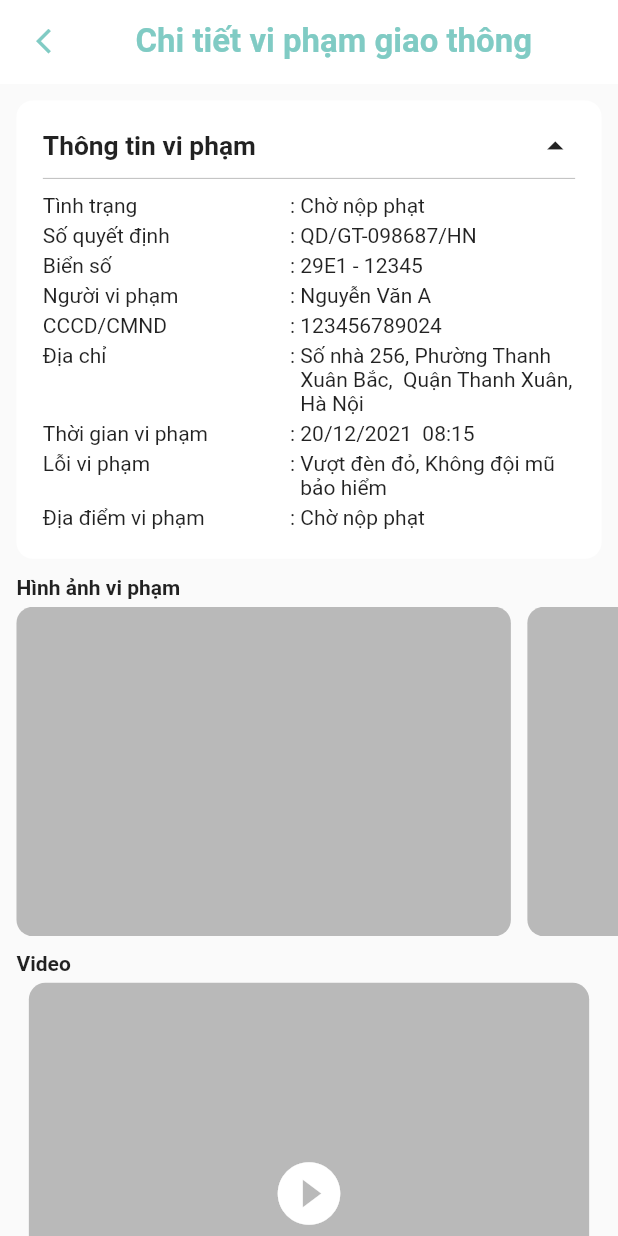
After one commit to Ngoc-Canh/demo_app, a Flutter app: the VPGTScreen screen opened by its route, after a tap on "Vượt đèn đỏ, Không đội mũ bảo hiểm", on a phone screen of 412 x 824 dp. The commit adds this screen. Run offline on Flutter 3.47's test engine with Material 2 defaults, Android fonts, the phone set to English and light mode, and no system bars.

Commit message:
- man hinh chi tiet vi pham giao thong

```diff
--- a/lib/components/item_violation.dart
+++ b/lib/components/item_violation.dart
@@ -1,3 +1,4 @@
+import 'package:demo_app/screen/detail_violation/detail_violation_screen.dart';
 import 'package:flutter/material.dart';
 
 import '../size_config.dart';
@@ -13,9 +14,12 @@ class ItemViolation extends StatelessWidget {
       margin: EdgeInsets.symmetric(vertical: getProportionateScreenWidth(10)),
       decoration: BoxDecoration(
         borderRadius: BorderRadius.circular(10),
-        boxShadow: const [
-          BoxShadow(color: Colors.black38, blurRadius: 2)
-        ],
+        boxShadow: const [BoxShadow(color: Colors.black38, blurRadius: 2)],
+      ),
+      child: InkWell(
+        onTap: () => Navigator.pushNamed(
+          context,
+          DetailViolationScreen.routerName,
         ),
         child: Column(
           children: [
@@ -160,6 +164,7 @@ class ItemViolation extends StatelessWidget {
             )
           ],
         ),
+      ),
     );
   }
 }
--- a/lib/routers.dart
+++ b/lib/routers.dart
@@ -1,4 +1,5 @@
 import 'package:demo_app/screen/citizen_service/citizen_service_screen.dart';
+import 'package:demo_app/screen/detail_violation/detail_violation_screen.dart';
 import 'package:demo_app/screen/feedback_history/feedback_history_screen.dart';
 import 'package:demo_app/screen/home/home_screen.dart';
 import 'package:demo_app/screen/login/login_screen.dart';
@@ -17,4 +18,5 @@ final Map<String, WidgetBuilder> routers = {
   LoginScreen.routerName: (context) => const LoginScreen(),
   CitizenServiceScreen.routerName: (context) => const CitizenServiceScreen(),
   FeedbackHistoryScreen.routerName: (context) => const FeedbackHistoryScreen(),
+  DetailViolationScreen.routerName: (context) => const DetailViolationScreen(),
 };
--- /dev/null
+++ b/lib/screen/detail_violation/components/body.dart
@@ -0,0 +1,107 @@
+import 'package:demo_app/screen/detail_violation/components/video_view.dart';
+import 'package:demo_app/size_config.dart';
+
+import 'package:flutter/material.dart';
+
+import 'collapse_expand_view.dart';
+import 'detail_payment.dart';
+import 'image_list.dart';
+
+class BodyDetailViolation extends StatelessWidget {
+  const BodyDetailViolation({Key? key}) : super(key: key);
+
+  @override
+  Widget build(BuildContext context) {
+    return SingleChildScrollView(
+      scrollDirection: Axis.vertical,
+      child: Column(
+        children: [
+          Container(
+            margin: EdgeInsets.all(
+              getProportionateScreenWidth(10),
+            ),
+            padding: EdgeInsets.all(
+              getProportionateScreenWidth(16),
+            ),
+            decoration: BoxDecoration(
+                borderRadius: BorderRadius.circular(
+                  getProportionateScreenWidth(10),
+                ),
+                color: Colors.white),
+            child: const CollapseExpandComponent(),
+          ),
+          Padding(
+            padding: EdgeInsets.only(left: getProportionateScreenWidth(10)),
+            child: Row(
+              children: const [
+                Text(
+                  "Hình ảnh vi phạm",
+                  style: TextStyle(fontWeight: FontWeight.bold),
+                ),
+              ],
+            ),
+          ),
+          const SizedBox(height: 5),
+          const ImageList(),
+          const SizedBox(height: 10),
+          Padding(
+            padding: EdgeInsets.only(left: getProportionateScreenWidth(10)),
+            child: Row(
+              children: const [
+                Text(
+                  "Video",
+                  style: TextStyle(fontWeight: FontWeight.bold),
+                ),
+              ],
+            ),
+          ),
+          const SizedBox(height: 5),
+          const VideoView(),
+          const SizedBox(height: 10),
+          const DetailPayment(),
+          Container(
+            padding: EdgeInsets.all(
+              getProportionateScreenWidth(16),
+            ),
+            margin: EdgeInsets.all(
+              getProportionateScreenWidth(10),
+            ),
+            decoration: BoxDecoration(
+              color: Colors.white,
+              borderRadius: BorderRadius.circular(
+                getProportionateScreenWidth(10),
+              ),
+            ),
+            child: Column(
+              children: [
+                Row(
+                  mainAxisAlignment: MainAxisAlignment.spaceBetween,
+                  children: [
+                    const Text("Biên bản/Quyết định xử phạt"),
+                    Container(
+                      padding: EdgeInsets.all(
+                        getProportionateScreenWidth(5),
+                      ),
+                      decoration: BoxDecoration(
+                        borderRadius: BorderRadius.circular(2),
+                        border: Border.all(color: Colors.tealAccent.shade200),
+                      ),
+                      child: Text(
+                        "Chi tiết biên bản",
+                        style: TextStyle(
+                          fontSize: getProportionateScreenWidth(10),
+                          fontWeight: FontWeight.bold,
+                        ),
+                      ),
+                    ),
+                  ],
+                )
+              ],
+            ),
+          ),
+          const SizedBox(height: 16),
+        ],
+      ),
+    );
+  }
+}
--- /dev/null
+++ b/lib/screen/detail_violation/components/collapse_expand_view.dart
@@ -0,0 +1,89 @@
+import 'package:flutter/material.dart';
+
+import '../../../size_config.dart';
+
+class CollapseExpandComponent extends StatefulWidget {
+  const CollapseExpandComponent({
+    Key? key,
+  }) : super(key: key);
+
+  @override
+  State<CollapseExpandComponent> createState() =>
+      _CollapseExpandComponentState();
+}
+
+class _CollapseExpandComponentState extends State<CollapseExpandComponent> {
+  bool _hidden = true;
+  @override
+  Widget build(BuildContext context) {
+    return Column(
+      children: [
+        InkWell(
+          onTap: () {
+            setState(() {
+              _hidden = !_hidden;
+            });
+          },
+          child: Row(
+            mainAxisAlignment: MainAxisAlignment.spaceBetween,
+            children: [
+              Text(
+                "Thông tin vi phạm",
+                style: TextStyle(
+                  fontSize: getProportionateScreenWidth(16),
+                  fontWeight: FontWeight.w600,
+                ),
+              ),
+              Icon(
+                _hidden == true
+                    ? Icons.arrow_drop_up_sharp
+                    : Icons.arrow_drop_down_sharp,
+                size: getProportionateScreenWidth(24),
+              )
+            ],
+          ),
+        ),
+        Visibility(
+          visible: _hidden,
+          child: Column(
+            children: [
+              const Divider(
+                color: Colors.black26,
+              ),
+              buildItemRow("Tình trạng", "Chờ nộp phạt"),
+              buildItemRow("Số quyết định", "QD/GT-098687/HN"),
+              buildItemRow("Biển số", "29E1 - 12345"),
+              buildItemRow("Người vi phạm", "Nguyễn Văn A"),
+              buildItemRow("CCCD/CMND", "123456789024"),
+              buildItemRow("Địa chỉ",
+                  "Số nhà 256, Phường Thanh Xuân Bắc,  Quận Thanh Xuân, Hà Nội"),
+              buildItemRow("Thời gian vi phạm", "20/12/2021  08:15"),
+              buildItemRow("Lỗi vi phạm", "Vượt đèn đỏ, Không đội mũ bảo hiểm"),
+              buildItemRow("Địa điểm vi phạm", "Chờ nộp phạt"),
+            ],
+          ),
+        ),
+      ],
+    );
+  }
+
+  Container buildItemRow(title, value) {
+    return Container(
+      margin: const EdgeInsets.symmetric(vertical: 2),
+      child: Row(
+        crossAxisAlignment: CrossAxisAlignment.start,
+        children: [
+          SizedBox(
+            width: getProportionateScreenWidth(150),
+            child: Text(title),
+          ),
+          const Text(": "),
+          Expanded(
+            flex: 2,
+            child: Text("$value"),
+          ),
+        ],
+      ),
+    );
+  }
+}
--- /dev/null
+++ b/lib/screen/detail_violation/components/detail_payment.dart
@@ -0,0 +1,49 @@
+import 'package:flutter/material.dart';
+
+import '../../../size_config.dart';
+
+class DetailPayment extends StatelessWidget {
+  const DetailPayment({
+    Key? key,
+  }) : super(key: key);
+
+  @override
+  Widget build(BuildContext context) {
+    return Container(
+      padding: EdgeInsets.all(
+        getProportionateScreenWidth(16),
+      ),
+      margin: EdgeInsets.all(
+        getProportionateScreenWidth(10),
+      ),
+      decoration: BoxDecoration(
+        color: Colors.white,
+        borderRadius: BorderRadius.circular(
+          getProportionateScreenWidth(10),
+        ),
+      ),
+      child: Row(
+        mainAxisAlignment: MainAxisAlignment.spaceBetween,
+        children: [
+          const Text("Tổng mức phạt"),
+          Container(
+            padding: EdgeInsets.all(
+              getProportionateScreenWidth(5),
+            ),
+            decoration: BoxDecoration(
+                borderRadius: BorderRadius.circular(
+                  getProportionateScreenWidth(2),
+                ),
+                border: Border.all(color: Colors.tealAccent.shade200)),
+            child: Text(
+              "Chi tiết mức phạt",
+              style: TextStyle(
+                  fontSize: getProportionateScreenWidth(10),
+                  fontWeight: FontWeight.bold),
+            ),
+          ),
+        ],
+      ),
+    );
+  }
+}
--- /dev/null
+++ b/lib/screen/detail_violation/components/image_list.dart
@@ -0,0 +1,58 @@
+import 'package:flutter/material.dart';
+
+import '../../../size_config.dart';
+
+class ImageList extends StatelessWidget {
+  const ImageList({
+    Key? key,
+  }) : super(key: key);
+
+  @override
+  Widget build(BuildContext context) {
+    return SingleChildScrollView(
+      scrollDirection: Axis.horizontal,
+      child: Row(
+        children: [
+          Container(
+            margin: EdgeInsets.symmetric(
+                horizontal: getProportionateScreenWidth(10)),
+            width: getProportionateScreenWidth(300),
+            height: getProportionateScreenWidth(200),
+            decoration: BoxDecoration(
+              borderRadius: BorderRadius.circular(
+                getProportionateScreenWidth(10),
+              ),
+              color: Colors.black26,
+            ),
+          ),
+          Container(
+            width: getProportionateScreenWidth(300),
+            height: getProportionateScreenWidth(200),
+            margin: EdgeInsets.only(
+              right: getProportionateScreenWidth(10),
+            ),
+            decoration: BoxDecoration(
+              borderRadius: BorderRadius.circular(
+                getProportionateScreenWidth(10),
+              ),
+              color: Colors.black26,
+            ),
+          ),
+          Container(
+            width: getProportionateScreenWidth(300),
+            height: getProportionateScreenWidth(200),
+            margin: EdgeInsets.only(
+              right: getProportionateScreenWidth(10),
+            ),
+            decoration: BoxDecoration(
+              borderRadius: BorderRadius.circular(
+                getProportionateScreenWidth(10),
+              ),
+              color: Colors.black26,
+            ),
+          ),
+        ],
+      ),
+    );
+  }
+}
--- /dev/null
+++ b/lib/screen/detail_violation/components/video_view.dart
@@ -0,0 +1,30 @@
+import 'package:flutter/material.dart';
+
+import '../../../size_config.dart';
+
+class VideoView extends StatelessWidget {
+  const VideoView({
+    Key? key,
+  }) : super(key: key);
+
+  @override
+  Widget build(BuildContext context) {
+    return Container(
+      width: getProportionateScreenWidth(340),
+      height: getProportionateScreenWidth(256),
+      decoration: BoxDecoration(
+        borderRadius: BorderRadius.circular(
+          getProportionateScreenWidth(10),
+        ),
+        color: Colors.black26,
+      ),
+      child: const Center(
+        child: Icon(
+          Icons.play_circle_fill,
+          size: 50,
+          color: Colors.white,
+        ),
+      ),
+    );
+  }
+}
--- /dev/null
+++ b/lib/screen/detail_violation/detail_violation_screen.dart
@@ -0,0 +1,19 @@
+import 'package:demo_app/components/custom_app_bar.dart';
+import 'package:flutter/material.dart';
+
+import 'components/body.dart';
+
+class DetailViolationScreen extends StatelessWidget {
+  static String routerName = "/detailViolation";
+  const DetailViolationScreen({Key? key}) : super(key: key);
+
+  @override
+  Widget build(BuildContext context) {
+    return const Scaffold(
+      appBar: CustomAppBar(
+        title: "Chi tiết vi phạm giao thông",
+      ),
+      body: BodyDetailViolation(),
+    );
+  }
+}
```
Lines whose indentation alone changed are shown as unchanged.
